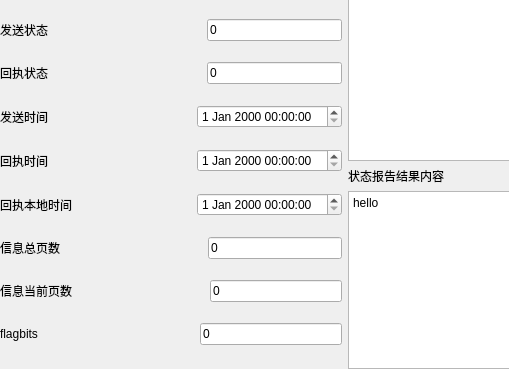
This is MsgTest/UI/UI_SRepNotifyData.ui in XiaoJiaoYaZi/welink as Qt 5 draws it before an edit; both pictures show x 0 to 509 and y 125 to 494 of the 690 by 494 pixel window. The edited form follows.
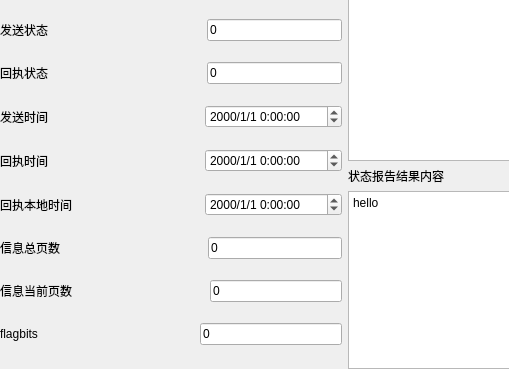
This is the edited form.

Patch:
```diff
--- a/MsgTest/UI/UI_SRepNotifyData.ui
+++ b/MsgTest/UI/UI_SRepNotifyData.ui
@@ -206,7 +206,11 @@
         </spacer>
        </item>
        <item>
-        <widget class="QDateTimeEdit" name="dateTimeEdit_sendDateTime"/>
+        <widget class="QDateTimeEdit" name="dateTimeEdit_sendDateTime">
+         <property name="displayFormat">
+          <string>yyyy/M/d H:mm:ss</string>
+         </property>
+        </widget>
        </item>
       </layout>
      </item>
@@ -233,7 +237,11 @@
         </spacer>
        </item>
        <item>
-        <widget class="QDateTimeEdit" name="dateTimeEdit_reportDateTime"/>
+        <widget class="QDateTimeEdit" name="dateTimeEdit_reportDateTime">
+         <property name="displayFormat">
+          <string>yyyy/M/d H:mm:ss</string>
+         </property>
+        </widget>
        </item>
       </layout>
      </item>
@@ -260,7 +268,11 @@
         </spacer>
        </item>
        <item>
-        <widget class="QDateTimeEdit" name="dateTimeEdit_recvReportDateTime"/>
+        <widget class="QDateTimeEdit" name="dateTimeEdit_recvReportDateTime">
+         <property name="displayFormat">
+          <string>yyyy/M/d H:mm:ss</string>
+         </property>
+        </widget>
        </item>
       </layout>
      </item>
```
